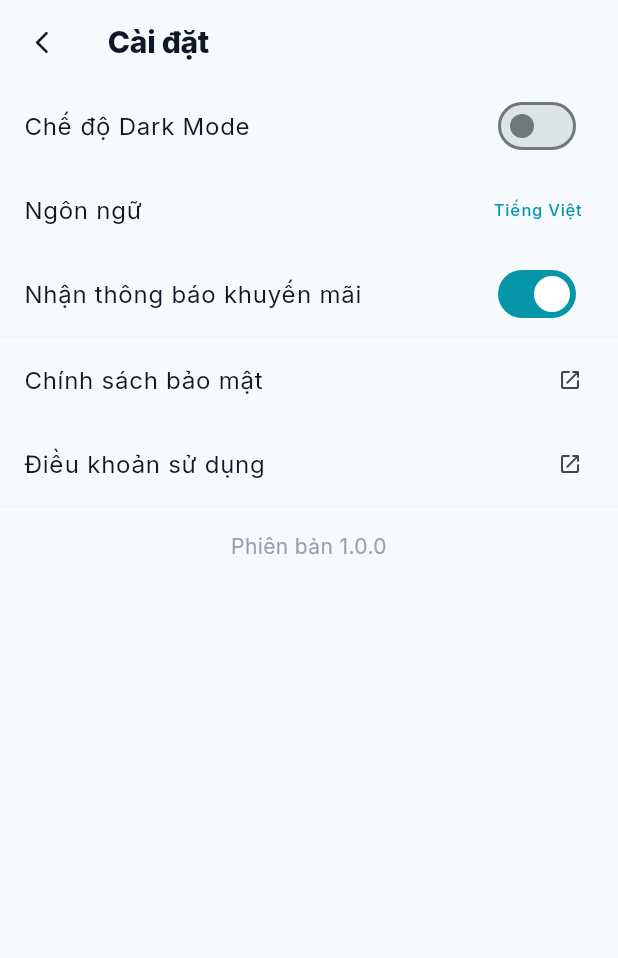
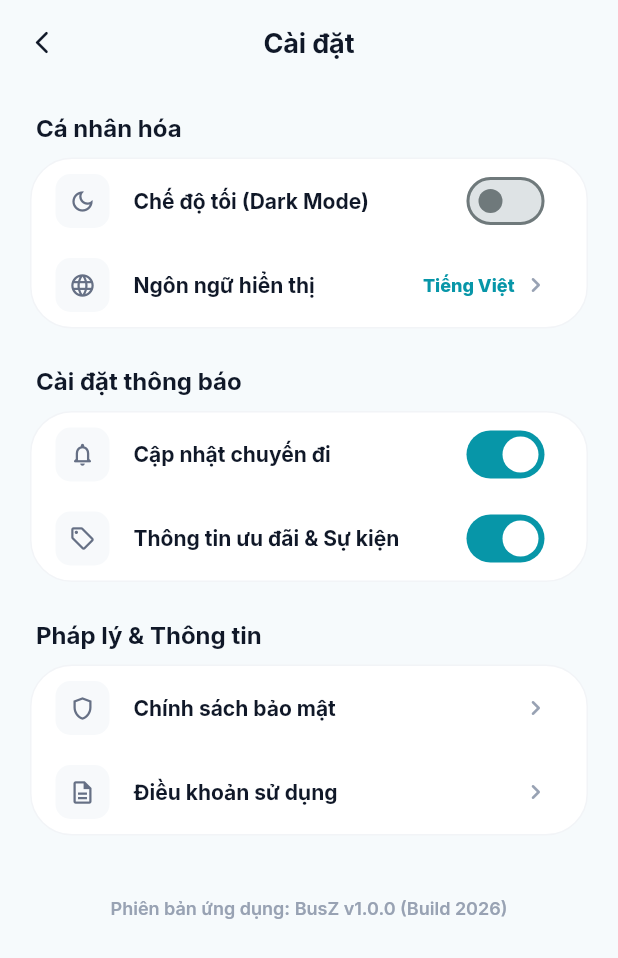
Before and after one commit to thanhtri-ba/project_busZ, a Flutter app: the SettingsScreen screen opened by its route, on a phone screen of 412 x 824 dp. Shown: the top 958 px of the screen. Run offline on Flutter 3.47's test engine with Material 3 defaults, Android fonts, the phone set to English and light mode, and no system bars; our stand-ins replace dio, get_it, go_router, google_fonts, qr_flutter, shared_preferences and 2 more; accounts and stored records are empty.

Commit message:
Refactor Settings Screen UI - Fix Switch activeColor warning

```diff
--- a/lib/features/settings/presentation/screens/settings_screen.dart
+++ b/lib/features/settings/presentation/screens/settings_screen.dart
@@ -5,56 +5,187 @@ import 'package:flutter/material.dart';
 import 'package:go_router/go_router.dart';
 import 'package:busz/core/theme/app_colors.dart';
 import 'package:busz/core/theme/app_text_styles.dart';
-import 'package:busz/core/theme/app_spacing.dart';
+import 'package:busz/core/theme/app_radius.dart';
 
-class SettingsScreen extends StatelessWidget {
+class SettingsScreen extends StatefulWidget {
   const SettingsScreen({super.key});
+
+  @override
+  State<SettingsScreen> createState() => _SettingsScreenState();
+}
+
+class _SettingsScreenState extends State<SettingsScreen> {
+  bool _darkMode = false;
+  bool _promoNotif = true;
+  bool _tripNotif = true;
 
   @override
   Widget build(BuildContext context) {
     return Scaffold(
+      backgroundColor: AppColors.backgroundPrimary,
       appBar: AppBar(
-        title: const Text('Cài đặt'),
+        backgroundColor: AppColors.backgroundPrimary,
+        elevation: 0,
+        centerTitle: true,
+        title: Text('Cài đặt', style: AppTextStyles.titleMedium),
         leading: IconButton(
           icon: const Icon(Icons.arrow_back_ios_new_rounded, size: 18),
           onPressed: () => context.pop(),
         ),
       ),
-      body: ListView(
-        children: [
-          SwitchListTile(
-            title: const Text('Chế độ Dark Mode'),
-            value: false,
-            onChanged: (v) {},
-          ),
-          ListTile(
-            title: const Text('Ngôn ngữ'),
-            trailing: const Text('Tiếng Việt', style: TextStyle(color: AppColors.primary)),
-            onTap: () {},
-          ),
-          SwitchListTile(
-            title: const Text('Nhận thông báo khuyến mãi'),
-            value: true,
-            onChanged: (v) {},
-          ),
-          const Divider(),
-          ListTile(
-            title: const Text('Chính sách bảo mật'),
-            trailing: const Icon(Icons.open_in_new_rounded, size: 16),
-            onTap: () {},
-          ),
-          ListTile(
-            title: const Text('Điều khoản sử dụng'),
-            trailing: const Icon(Icons.open_in_new_rounded, size: 16),
-            onTap: () {},
-          ),
-          const Divider(),
-          const Padding(
-            padding: EdgeInsets.all(AppSpacing.md),
-            child: Text('Phiên bản 1.0.0', textAlign: TextAlign.center, style: TextStyle(color: AppColors.gray500)),
-          ),
-        ],
+      body: SingleChildScrollView(
+        padding: const EdgeInsets.fromLTRB(20, 10, 20, 40),
+        child: Column(
+          children: [
+            // Section: Cài đặt hiển thị & Ngôn ngữ
+            _buildSection(
+              title: 'Cá nhân hóa',
+              children: [
+                _buildSwitchTile(
+                  icon: Icons.dark_mode_outlined,
+                  title: 'Chế độ tối (Dark Mode)',
+                  value: _darkMode,
+                  onChanged: (val) => setState(() => _darkMode = val),
+                ),
+                _buildListTile(
+                  icon: Icons.language_rounded,
+                  title: 'Ngôn ngữ hiển thị',
+                  value: 'Tiếng Việt',
+                  onTap: () {},
+                ),
+              ],
+            ),
+
+            // Section: Cài đặt thông báo
+            _buildSection(
+              title: 'Cài đặt thông báo',
+              children: [
+                _buildSwitchTile(
+                  icon: Icons.notifications_none_rounded,
+                  title: 'Cập nhật chuyến đi',
+                  value: _tripNotif,
+                  onChanged: (val) => setState(() => _tripNotif = val),
+                ),
+                _buildSwitchTile(
+                  icon: Icons.local_offer_outlined,
+                  title: 'Thông tin ưu đãi & Sự kiện',
+                  value: _promoNotif,
+                  onChanged: (val) => setState(() => _promoNotif = val),
+                ),
+              ],
+            ),
+
+            // Section: Điều khoản & Bảo mật
+            _buildSection(
+              title: 'Pháp lý & Thông tin',
+              children: [
+                _buildListTile(
+                  icon: Icons.shield_outlined,
+                  title: 'Chính sách bảo mật',
+                  onTap: () {},
+                ),
+                _buildListTile(
+                  icon: Icons.description_outlined,
+                  title: 'Điều khoản sử dụng',
+                  onTap: () {},
+                ),
+              ],
+            ),
+
+            const SizedBox(height: 24),
+            Text(
+              'Phiên bản ứng dụng: BusZ v1.0.0 (Build 2026)',
+              style: AppTextStyles.caption.copyWith(fontWeight: FontWeight.w600),
+            ),
+          ],
+        ),
       ),
     );
   }
+
+  Widget _buildSection({required String title, required List<Widget> children}) {
+    return Column(
+      crossAxisAlignment: CrossAxisAlignment.start,
+      children: [
+        Padding(
+          padding: const EdgeInsets.symmetric(horizontal: 4, vertical: 8),
+          child: Text(title, style: AppTextStyles.titleSmall),
+        ),
+        Container(
+          decoration: BoxDecoration(
+            color: AppColors.surfaceCard,
+            borderRadius: AppRadius.cardLarge,
+            border: Border.all(color: AppColors.borderLight),
+          ),
+          child: Column(
+            children: children,
+          ),
+        ),
+        const SizedBox(height: 16),
+      ],
+    );
+  }
+
+  Widget _buildSwitchTile({
+    required IconData icon,
+    required String title,
+    required bool value,
+    required ValueChanged<bool> onChanged,
+  }) {
+    return ListTile(
+      leading: Container(
+        width: 36,
+        height: 36,
+        decoration: BoxDecoration(
+          color: AppColors.gray100,
+          borderRadius: BorderRadius.circular(10),
+        ),
+        child: Icon(icon, color: AppColors.textSecondary, size: 18),
+      ),
+      title: Text(title, style: AppTextStyles.label.copyWith(fontWeight: FontWeight.w700)),
+      trailing: Switch(
+        value: value,
+        onChanged: onChanged,
+        activeTrackColor: AppColors.primary,
+      ),
+      shape: RoundedRectangleBorder(borderRadius: AppRadius.cardLarge),
+    );
+  }
+
+  Widget _buildListTile({
+    required IconData icon,
+    required String title,
+    String? value,
+    required VoidCallback onTap,
+  }) {
+    return ListTile(
+      leading: Container(
+        width: 36,
+        height: 36,
+        decoration: BoxDecoration(
+          color: AppColors.gray100,
+          borderRadius: BorderRadius.circular(10),
+        ),
+        child: Icon(icon, color: AppColors.textSecondary, size: 18),
+      ),
+      title: Text(title, style: AppTextStyles.label.copyWith(fontWeight: FontWeight.w700)),
+      trailing: Row(
+        mainAxisSize: MainAxisSize.min,
+        children: [
+          if (value != null)
+            Text(
+              value,
+              style: AppTextStyles.bodySmall.copyWith(
+                color: AppColors.primary,
+                fontWeight: FontWeight.w800,
+              ),
+            ),
+          const SizedBox(width: 4),
+          const Icon(Icons.chevron_right_rounded, color: AppColors.gray500, size: 20),
+        ],
+      ),
+      onTap: onTap,
+      shape: RoundedRectangleBorder(borderRadius: AppRadius.cardLarge),
+    );
+  }
 }
```
